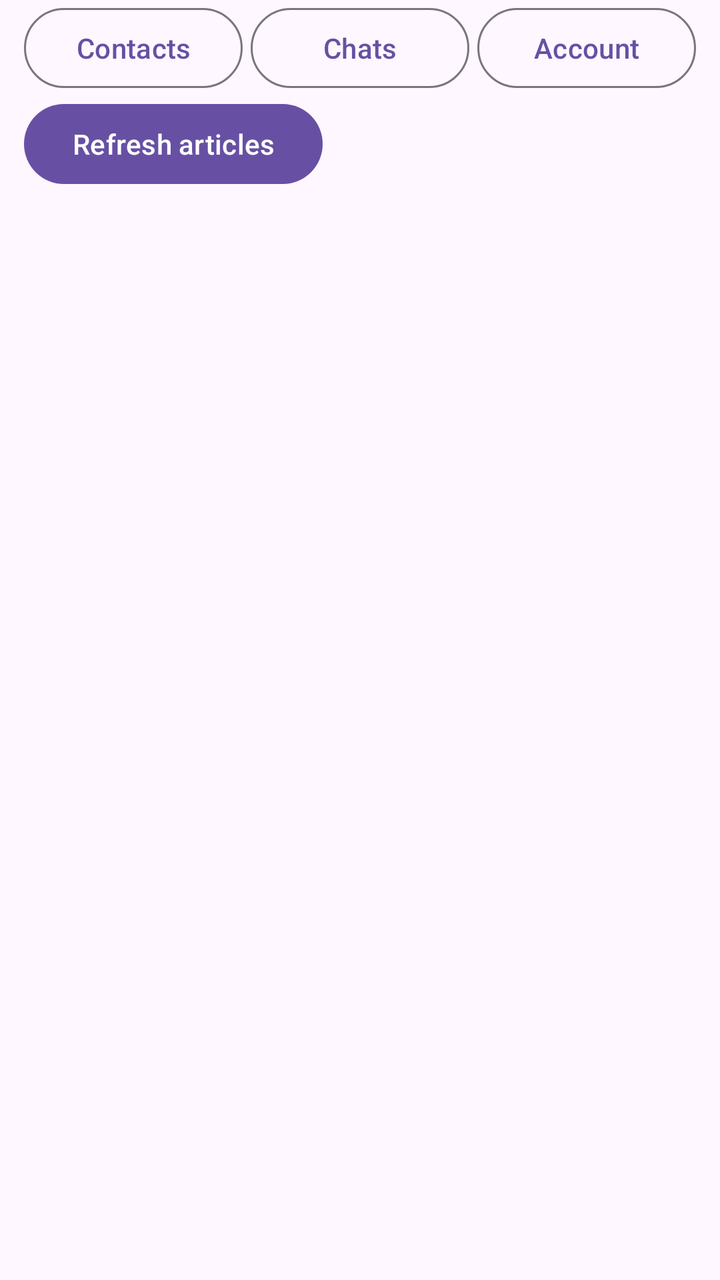
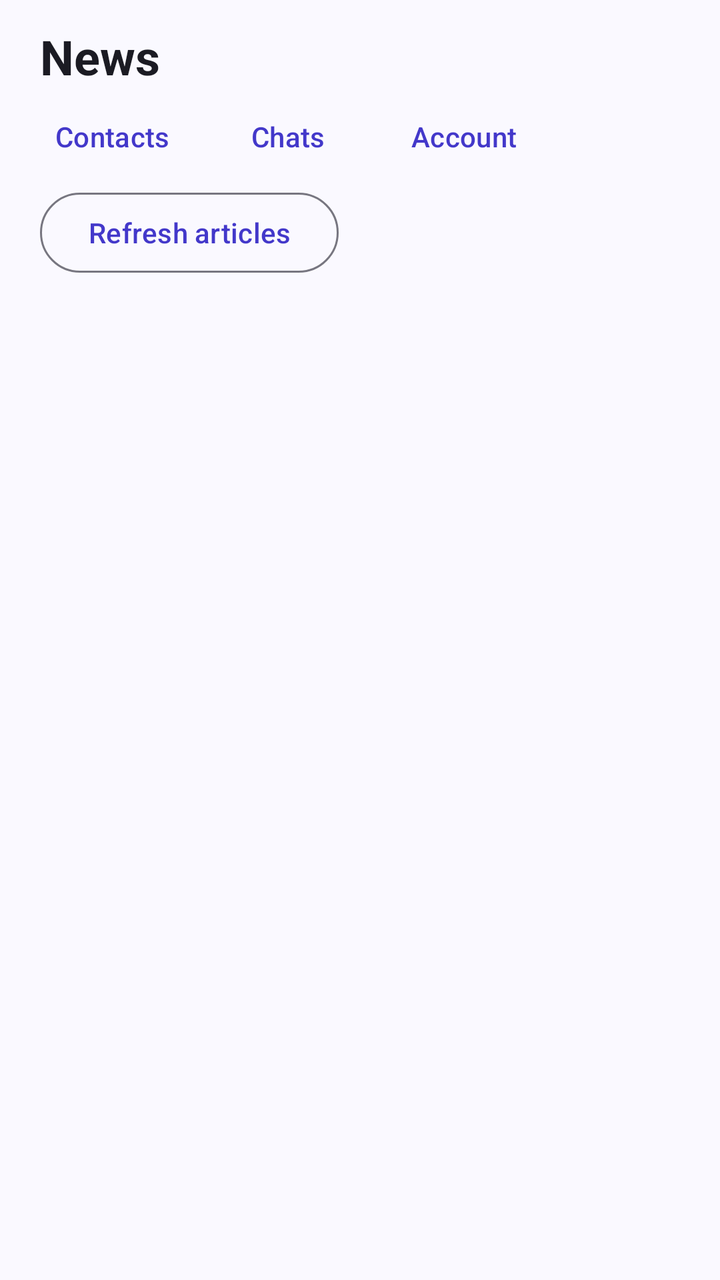

An Android layout rendered at two revisions. The XML below is the earlier revision; the diff shows what the commit changed to produce the second picture.
<!-- AndroidManifest.xml: application theme Theme.MyApplication -->
<!-- res/layout/activity_article_browse.xml -->
<?xml version="1.0" encoding="utf-8"?>
<LinearLayout xmlns:android="http://schemas.android.com/apk/res/android"
    xmlns:app="http://schemas.android.com/apk/res-auto"
    android:id="@+id/main"
    android:layout_width="match_parent"
    android:layout_height="match_parent"
    android:orientation="vertical">

    <LinearLayout
        android:layout_width="match_parent"
        android:layout_height="wrap_content"
        android:gravity="center_vertical"
        android:paddingHorizontal="12dp">

        <Button
            android:id="@+id/openContacts"
            style="?attr/materialButtonOutlinedStyle"
            android:layout_width="0dp"
            android:layout_height="wrap_content"
            android:layout_weight="1"
            android:text="Contacts" />

        <Button
            android:id="@+id/openGroups"
            style="?attr/materialButtonOutlinedStyle"
            android:layout_width="0dp"
            android:layout_height="wrap_content"
            android:layout_marginStart="4dp"
            android:layout_weight="1"
            android:text="Chats" />

        <Button
            android:id="@+id/accountMenu"
            style="?attr/materialButtonOutlinedStyle"
            android:layout_width="0dp"
            android:layout_height="wrap_content"
            android:layout_marginStart="4dp"
            android:layout_weight="1"
            android:text="Account" />
    </LinearLayout>

    <Button
        android:id="@+id/article_browse_refresh_button"
        android:layout_width="wrap_content"
        android:layout_height="wrap_content"
        android:layout_marginStart="12dp"
        android:text="Refresh articles" />

    <TextView
        android:id="@+id/articleStatus"
        android:layout_width="match_parent"
        android:layout_height="wrap_content"
        android:padding="12dp" />

    <androidx.recyclerview.widget.RecyclerView
        android:id="@+id/article_browse_recycler"
        android:layout_width="match_parent"
        android:layout_height="0dp"
        android:layout_weight="1"
        app:layoutManager="androidx.recyclerview.widget.LinearLayoutManager" />
</LinearLayout>
<!-- resources referenced by this layout -->
<resources>
  <style name="Theme.MyApplication" parent="Base.Theme.MyApplication" />
  <style name="Base.Theme.MyApplication" parent="Theme.Material3.DayNight.NoActionBar">
          
          
      </style>
</resources>

<!-- the commit's change to res/layout/activity_article_browse.xml (unified diff, before → after) -->
@@ -6,56 +6,76 @@
     android:layout_height="match_parent"
     android:orientation="vertical">
 
-    <LinearLayout
+    <TextView
         android:layout_width="match_parent"
         android:layout_height="wrap_content"
-        android:gravity="center_vertical"
-        android:paddingHorizontal="12dp">
+        android:paddingHorizontal="@dimen/screen_padding"
+        android:paddingTop="12dp"
+        android:text="@string/news_title"
+        android:textAppearance="@style/TextAppearance.Discuss.Heading" />
 
-        <Button
-            android:id="@+id/openContacts"
-            style="?attr/materialButtonOutlinedStyle"
-            android:layout_width="0dp"
+    <HorizontalScrollView
+        android:layout_width="match_parent"
+        android:layout_height="wrap_content"
+        android:fillViewport="true"
+        android:scrollbars="none">
+
+        <LinearLayout
+            android:layout_width="wrap_content"
             android:layout_height="wrap_content"
-            android:layout_weight="1"
-            android:text="Contacts" />
+            android:orientation="horizontal"
+            android:paddingHorizontal="12dp">
 
-        <Button
-            android:id="@+id/openGroups"
-            style="?attr/materialButtonOutlinedStyle"
-            android:layout_width="0dp"
-            android:layout_height="wrap_content"
-            android:layout_marginStart="4dp"
-            android:layout_weight="1"
-            android:text="Chats" />
+            <com.google.android.material.button.MaterialButton
+                android:id="@+id/openContacts"
+                style="@style/Widget.Material3.Button.TextButton"
+                android:layout_width="wrap_content"
+                android:layout_height="wrap_content"
+                android:text="@string/contacts_title" />
 
-        <Button
-            android:id="@+id/accountMenu"
-            style="?attr/materialButtonOutlinedStyle"
-            android:layout_width="0dp"
-            android:layout_height="wrap_content"
-            android:layout_marginStart="4dp"
-            android:layout_weight="1"
-            android:text="Account" />
-    </LinearLayout>
+            <com.google.android.material.button.MaterialButton
+                android:id="@+id/openGroups"
+                style="@style/Widget.Material3.Button.TextButton"
+                android:layout_width="wrap_content"
+                android:layout_height="wrap_content"
+                android:text="@string/chats_title" />
 
-    <Button
+            <com.google.android.material.button.MaterialButton
+                android:id="@+id/accountMenu"
+                style="@style/Widget.Material3.Button.TextButton"
+                android:layout_width="wrap_content"
+                android:layout_height="wrap_content"
+                android:text="@string/account_title" />
+
+        </LinearLayout>
+    </HorizontalScrollView>
+
+    <com.google.android.material.button.MaterialButton
         android:id="@+id/article_browse_refresh_button"
+        style="?attr/materialButtonOutlinedStyle"
         android:layout_width="wrap_content"
         android:layout_height="wrap_content"
-        android:layout_marginStart="12dp"
-        android:text="Refresh articles" />
+        android:layout_marginStart="@dimen/screen_padding"
+        android:layout_marginBottom="8dp"
+        android:text="@string/refresh_articles" />
 
     <TextView
         android:id="@+id/articleStatus"
         android:layout_width="match_parent"
         android:layout_height="wrap_content"
-        android:padding="12dp" />
+        android:accessibilityLiveRegion="polite"
+        android:paddingHorizontal="@dimen/screen_padding"
+        android:paddingBottom="12dp"
+        android:textAppearance="@style/TextAppearance.Discuss.Supporting" />
 
     <androidx.recyclerview.widget.RecyclerView
         android:id="@+id/article_browse_recycler"
         android:layout_width="match_parent"
         android:layout_height="0dp"
         android:layout_weight="1"
+        android:clipToPadding="false"
+        android:paddingHorizontal="@dimen/screen_padding"
+        android:paddingBottom="8dp"
         app:layoutManager="androidx.recyclerview.widget.LinearLayoutManager" />
+
 </LinearLayout>
<!-- resource entries referenced after the edit -->
@@ -1,9 +1,53 @@
 <!-- resources referenced by this layout -->
 <resources>
-  <style name="Theme.MyApplication" parent="Base.Theme.MyApplication" />
-  <style name="Base.Theme.MyApplication" parent="Theme.Material3.DayNight.NoActionBar">
-          
-          
+  <dimen name="screen_padding">20dp</dimen>
+  <string name="account_title">Account</string>
+  <string name="chats_title">Chats</string>
+  <string name="contacts_title">Contacts</string>
+  <string name="news_title">News</string>
+  <string name="refresh_articles">Refresh articles</string>
+  <style name="TextAppearance.Discuss.Heading" parent="TextAppearance.Material3.HeadlineSmall">
+          <item name="android:textStyle">bold</item>
+          <item name="android:textColor">?attr/colorOnSurface</item>
       </style>
+  <style name="TextAppearance.Discuss.Supporting" parent="TextAppearance.Material3.BodyMedium">
+          <item name="android:textColor">?attr/colorOnSurfaceVariant</item>
+      </style>
+  <style name="Theme.MyApplication" parent="Theme.Material3.DayNight.NoActionBar">
+          <item name="colorPrimary">@color/md_primary</item>
+          <item name="colorOnPrimary">@color/md_on_primary</item>
+          <item name="colorPrimaryContainer">@color/md_primary_container</item>
+          <item name="colorOnPrimaryContainer">@color/md_on_primary_container</item>
+          <item name="colorSecondary">@color/md_secondary</item>
+          <item name="colorOnSecondary">@color/md_on_secondary</item>
+          <item name="colorSecondaryContainer">@color/md_secondary_container</item>
+          <item name="colorOnSecondaryContainer">@color/md_on_secondary_container</item>
+          <item name="colorSurface">@color/md_surface</item>
+          <item name="colorOnSurface">@color/md_on_surface</item>
+          <item name="colorOnSurfaceVariant">@color/md_on_surface_variant</item>
+          <item name="colorSurfaceContainerLow">@color/md_surface_container_low</item>
+          <item name="colorSurfaceContainer">@color/md_surface_container</item>
+          <item name="colorOutline">@color/md_outline</item>
+          <item name="colorOutlineVariant">@color/md_outline_variant</item>
+          <item name="android:windowBackground">@color/md_surface</item>
+          <item name="android:colorBackground">@color/md_surface</item>
+          <item name="android:textColorPrimary">@color/md_on_surface</item>
+          <item name="android:textColorSecondary">@color/md_on_surface_variant</item>
+      </style>
+  <color name="md_primary">#FF4338CA</color>
+  <color name="md_on_primary">#FFFFFFFF</color>
+  <color name="md_primary_container">#FFE3E1FF</color>
+  <color name="md_on_primary_container">#FF14115C</color>
+  <color name="md_secondary">#FF5A5D7A</color>
+  <color name="md_on_secondary">#FFFFFFFF</color>
+  <color name="md_secondary_container">#FFE2E3F4</color>
+  <color name="md_on_secondary_container">#FF181B33</color>
+  <color name="md_surface">#FFFAF9FF</color>
+  <color name="md_on_surface">#FF1B1B23</color>
+  <color name="md_on_surface_variant">#FF46464F</color>
+  <color name="md_surface_container_low">#FFF4F3FB</color>
+  <color name="md_surface_container">#FFEFEEF7</color>
+  <color name="md_outline">#FF777680</color>
+  <color name="md_outline_variant">#FFC7C5D0</color>
 </resources>
 
